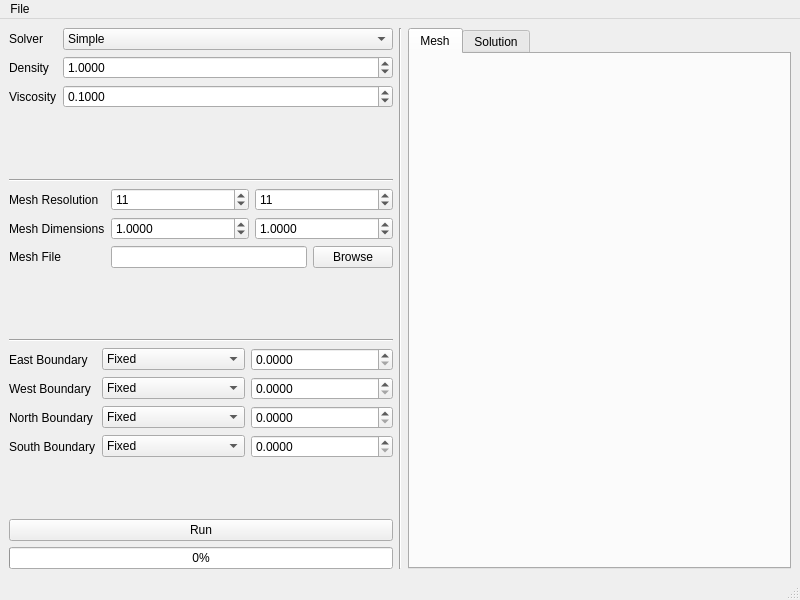
The window that ui/main_window.ui (obrienadam/latte) describes before a commit, drawn with Qt 5.
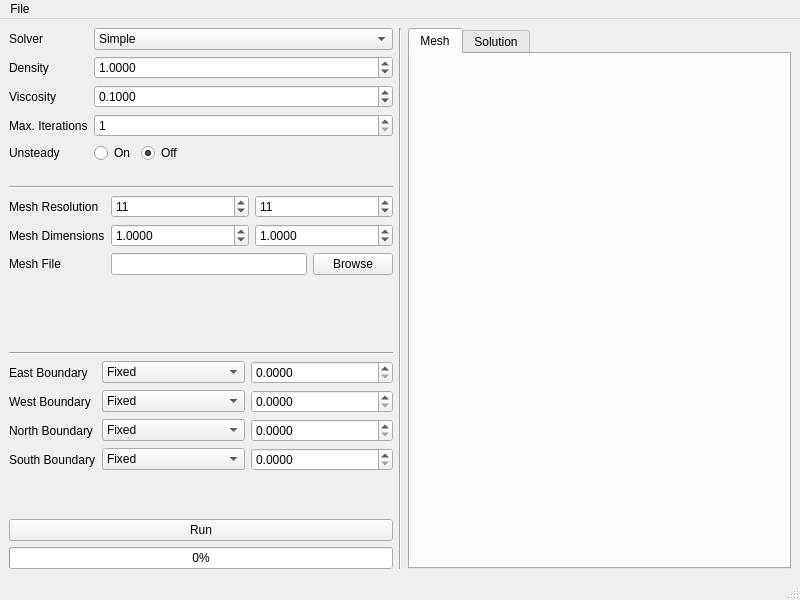
The same window after the commit.

Commit message: Added a few more solver options to the application, including max iterations and unsteady/steady option.

Patch:
```diff
--- a/ui/main_window.ui
+++ b/ui/main_window.ui
@@ -90,6 +90,73 @@
             </property>
            </widget>
           </item>
+          <item row="3" column="0">
+           <widget class="QLabel" name="max_iters_label">
+            <property name="text">
+             <string>Max. Iterations</string>
+            </property>
+           </widget>
+          </item>
+          <item row="3" column="1">
+           <widget class="QSpinBox" name="max_iters_spin_box">
+            <property name="accelerated">
+             <bool>true</bool>
+            </property>
+            <property name="suffix">
+             <string/>
+            </property>
+            <property name="minimum">
+             <number>1</number>
+            </property>
+            <property name="maximum">
+             <number>999999</number>
+            </property>
+           </widget>
+          </item>
+          <item row="4" column="0">
+           <widget class="QLabel" name="unsteady_label">
+            <property name="text">
+             <string>Unsteady</string>
+            </property>
+           </widget>
+          </item>
+          <item row="4" column="1">
+           <layout class="QHBoxLayout" name="horizontalLayout_10">
+            <item>
+             <widget class="QRadioButton" name="unsteady_on_radio_btn">
+              <property name="text">
+               <string>On</string>
+              </property>
+              <property name="checked">
+               <bool>false</bool>
+              </property>
+             </widget>
+            </item>
+            <item>
+             <widget class="QRadioButton" name="unsteady_off_radio_btn">
+              <property name="text">
+               <string>Off</string>
+              </property>
+              <property name="checked">
+               <bool>true</bool>
+              </property>
+             </widget>
+            </item>
+            <item>
+             <spacer name="horizontalSpacer">
+              <property name="orientation">
+               <enum>Qt::Horizontal</enum>
+              </property>
+              <property name="sizeHint" stdset="0">
+               <size>
+                <width>40</width>
+                <height>20</height>
+               </size>
+              </property>
+             </spacer>
+            </item>
+           </layout>
+          </item>
          </layout>
         </item>
         <item>
@@ -364,19 +431,6 @@
           </item>
          </layout>
         </item>
-        <item>
-         <spacer name="horizontalSpacer">
-          <property name="orientation">
-           <enum>Qt::Horizontal</enum>
-          </property>
-          <property name="sizeHint" stdset="0">
-           <size>
-            <width>40</width>
-            <height>20</height>
-           </size>
-          </property>
-         </spacer>
-        </item>
         <item>
          <widget class="QPushButton" name="run_btn">
           <property name="text">
```
The commit also changes 10 other files.
